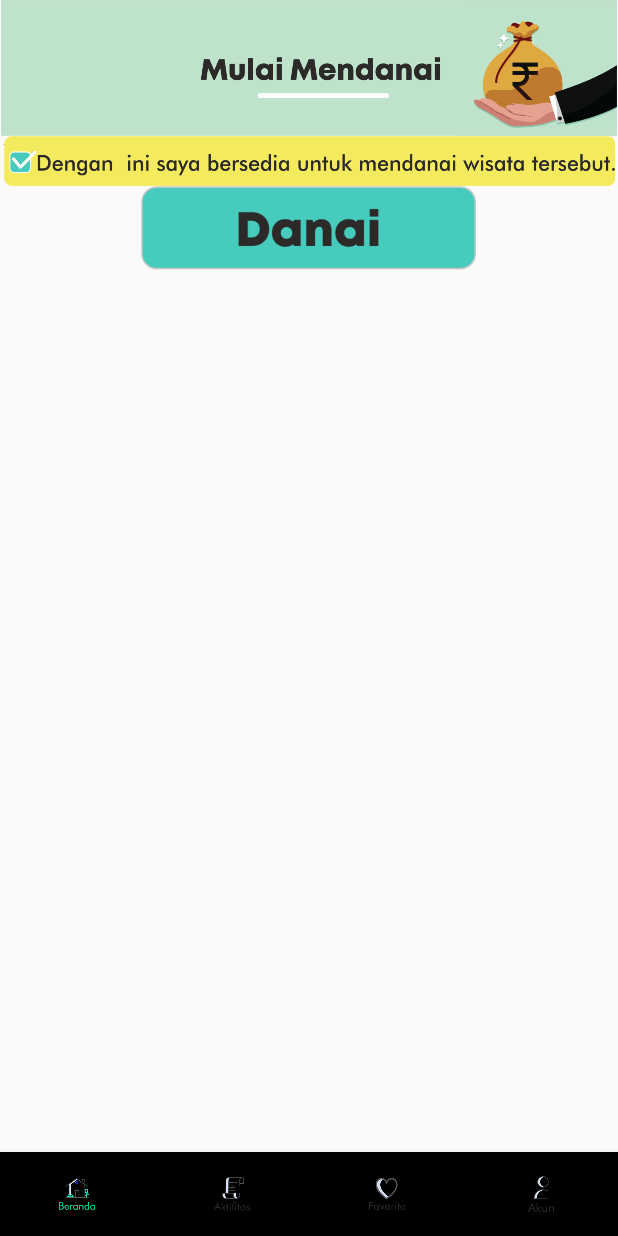
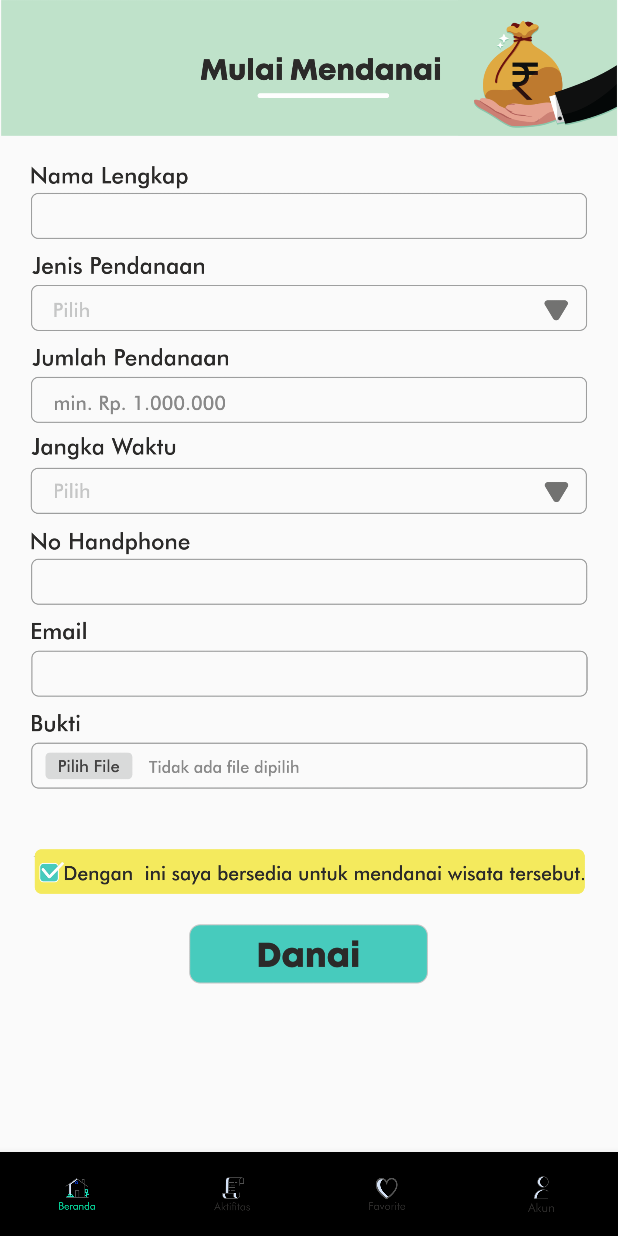
Before and after one commit to irwantoadi/pesona-jateng, an Android app: the fragment MulaiMendanaiFragment placed in its activity, on a phone screen of 412 x 824 dp. Run offline under Robolectric (Android 15) with nearby library versions, the light colour scheme and no system bars.

Commit message:
perbaikan tampilan

```diff
--- a/app/src/main/java/com/goprojectstudio/pesonajateng/MulaiMendanaiFragment.java
+++ b/app/src/main/java/com/goprojectstudio/pesonajateng/MulaiMendanaiFragment.java
@@ -71,6 +71,7 @@ public class MulaiMendanaiFragment extends Fragment {
             @Override
             public void onClick(View v) {
                 Toast.makeText(getContext(), "Berhasil!", Toast.LENGTH_SHORT).show();
+                getActivity().getFragmentManager().popBackStack();
             }
         });
         return view;
--- a/app/src/main/res/layout/activity_rating.xml
+++ b/app/src/main/res/layout/activity_rating.xml
@@ -34,8 +34,8 @@
             <ImageButton
                 android:id="@+id/btn_bayar"
                 android:layout_width="wrap_content"
-                android:layout_height="56dp"
-                android:src="@drawable/btn_bayar"
+                android:layout_height="40dp"
+                android:src="@drawable/btn_kirim"
                 android:scaleType="fitCenter"
                 android:layout_gravity="right"
                 android:layout_marginRight="20dp"
--- a/app/src/main/res/layout/activity_sign_up.xml
+++ b/app/src/main/res/layout/activity_sign_up.xml
@@ -59,7 +59,8 @@
             android:hint="Username"
             android:padding="16dp"
             android:layout_marginBottom="20dp"
-            android:autofillHints="" />
+            android:autofillHints=""
+            android:inputType="text" />
         <EditText
             android:layout_width="match_parent"
             android:layout_height="56dp"
--- a/app/src/main/res/layout/fragment_cari_penginapan.xml
+++ b/app/src/main/res/layout/fragment_cari_penginapan.xml
@@ -55,7 +55,7 @@
             <ImageButton
                 android:id="@+id/btn_cari"
                 android:layout_width="wrap_content"
-                android:layout_height="56dp"
+                android:layout_height="40dp"
                 android:layout_weight="0.3"
                 android:src="@drawable/btn_cari"
                 android:adjustViewBounds="true"
--- a/app/src/main/res/layout/fragment_cari_transportasi.xml
+++ b/app/src/main/res/layout/fragment_cari_transportasi.xml
@@ -55,7 +55,7 @@
             <ImageButton
                 android:id="@+id/btn_cari"
                 android:layout_width="wrap_content"
-                android:layout_height="56dp"
+                android:layout_height="40dp"
                 android:layout_weight="0.3"
                 android:src="@drawable/btn_cari"
                 android:adjustViewBounds="true"
--- a/app/src/main/res/layout/fragment_desa.xml
+++ b/app/src/main/res/layout/fragment_desa.xml
@@ -16,6 +16,8 @@
             <SearchView
                 android:layout_width="match_parent"
                 android:layout_height="60dp"
+                android:queryHint="Cari Desa Wisata di Jawa Tengah"
+                android:iconifiedByDefault="false"
                 android:background="#C6D34D"/>
             <ImageView
                 android:layout_width="match_parent"
--- a/app/src/main/res/layout/fragment_destinasi.xml
+++ b/app/src/main/res/layout/fragment_destinasi.xml
@@ -20,6 +20,8 @@
             <SearchView
                 android:layout_width="match_parent"
                 android:layout_height="60dp"
+                android:queryHint="Cari destinasi atau aktifitas"
+                android:iconifiedByDefault="false"
                 android:background="#C6D34D"/>
             <ImageView
                 android:layout_width="match_parent"
--- a/app/src/main/res/layout/fragment_mulai_mendanai.xml
+++ b/app/src/main/res/layout/fragment_mulai_mendanai.xml
@@ -21,12 +21,19 @@
             <ImageView
                 android:layout_width="match_parent"
                 android:layout_height="wrap_content"
+                android:src="@drawable/form_mendanai"
+                android:adjustViewBounds="true"
+                android:layout_margin="20dp"/>
+            <ImageView
+                android:layout_width="match_parent"
+                android:layout_height="wrap_content"
                 android:src="@drawable/dengan_ini_saya"
+                android:layout_margin="20dp"
                 android:adjustViewBounds="true"/>
             <ImageButton
                 android:id="@+id/btn_danai"
                 android:layout_width="wrap_content"
-                android:layout_height="56dp"
+                android:layout_height="40dp"
                 android:src="@drawable/btn_danai"
                 android:adjustViewBounds="true"
                 android:scaleType="fitCenter"
--- a/app/src/main/res/layout/fragment_pemesanan.xml
+++ b/app/src/main/res/layout/fragment_pemesanan.xml
@@ -22,7 +22,7 @@
             <ImageButton
                 android:id="@+id/btn_bayar"
                 android:layout_width="wrap_content"
-                android:layout_height="46dp"
+                android:layout_height="40dp"
                 android:layout_weight="0.6"
                 android:src="@drawable/btn_bayar"
                 android:adjustViewBounds="true"
--- a/app/src/main/res/layout/fragment_pendanaan.xml
+++ b/app/src/main/res/layout/fragment_pendanaan.xml
@@ -21,7 +21,7 @@
             <ImageButton
                 android:id="@+id/btn_pendanaan"
                 android:layout_width="wrap_content"
-                android:layout_height="46dp"
+                android:layout_height="40dp"
                 android:src="@drawable/btn_mulai_pendanaan"
                 android:adjustViewBounds="true"
                 android:layout_gravity="right"
```
Also changed, not shown: app/src/main/res/drawable/form_mendanai.png (added), app/src/main/res/drawable/iconapp.png.
